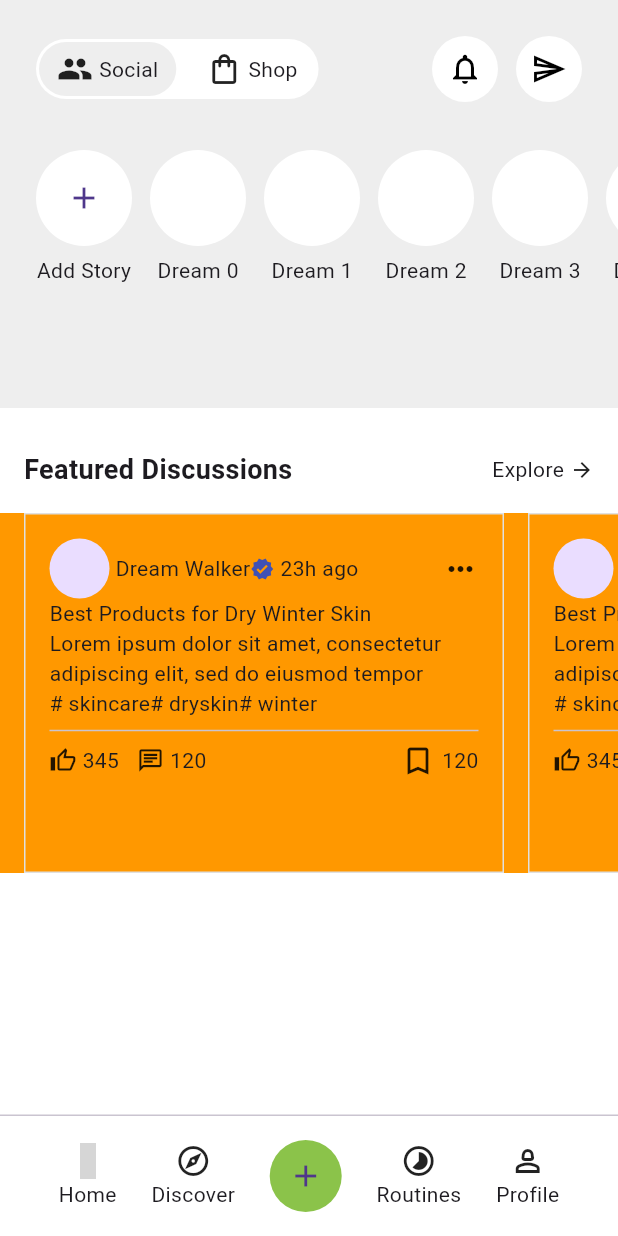
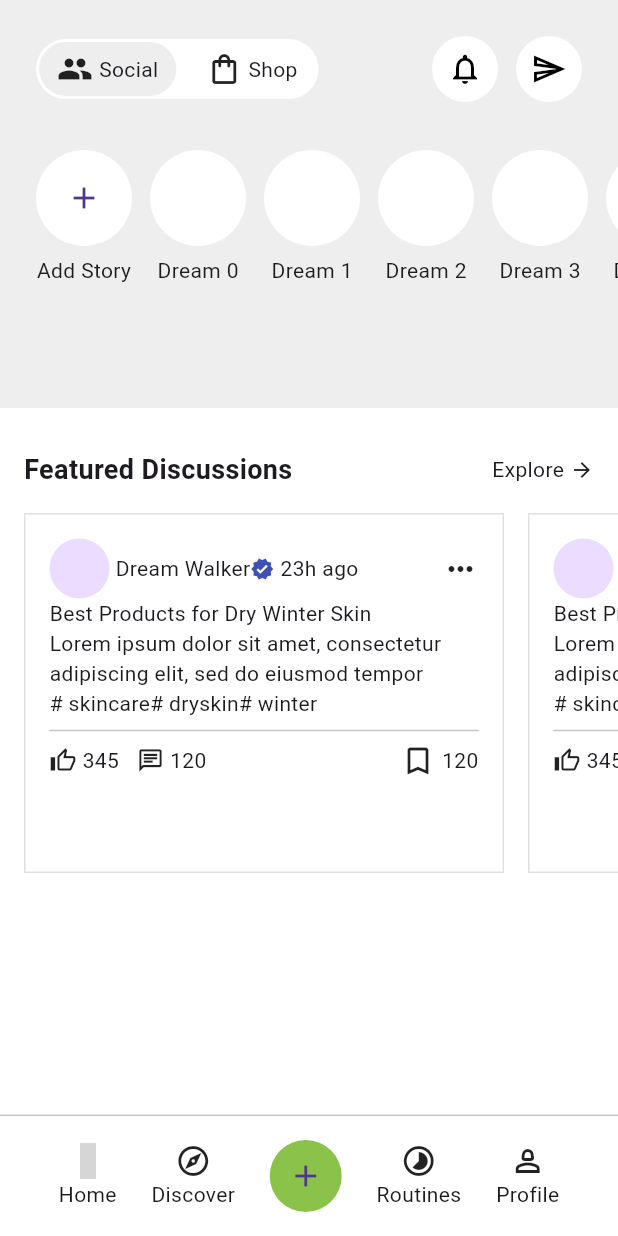
Before and after one commit to JAICHANGPARK/flutter_notebook_chapter_41, a Flutter app: the BeautyMainPage screen opened directly, on a phone screen of 412 x 824 dp. Run offline on Flutter 3.47's test engine with Material 3 defaults, Android fonts, the phone set to English and light mode, and no system bars; our stand-ins replace gap, go_router, hugeicons; missing offline and left inert: ticket_widget; grey boxes are pictures that could not be loaded.

Commit message:
Update beauty_home_widget.dart

```diff
--- a/lib/ep2090_beauty_app/view/beauty_home_widget.dart
+++ b/lib/ep2090_beauty_app/view/beauty_home_widget.dart
@@ -165,7 +165,6 @@ class _BeautyHomeWidgetState extends State<BeautyHomeWidget> {
                 ),
                 Container(
                   height: 240,
-                  color: Colors.orange,
                   child: Row(
                     children: [
                       SizedBox(
```
